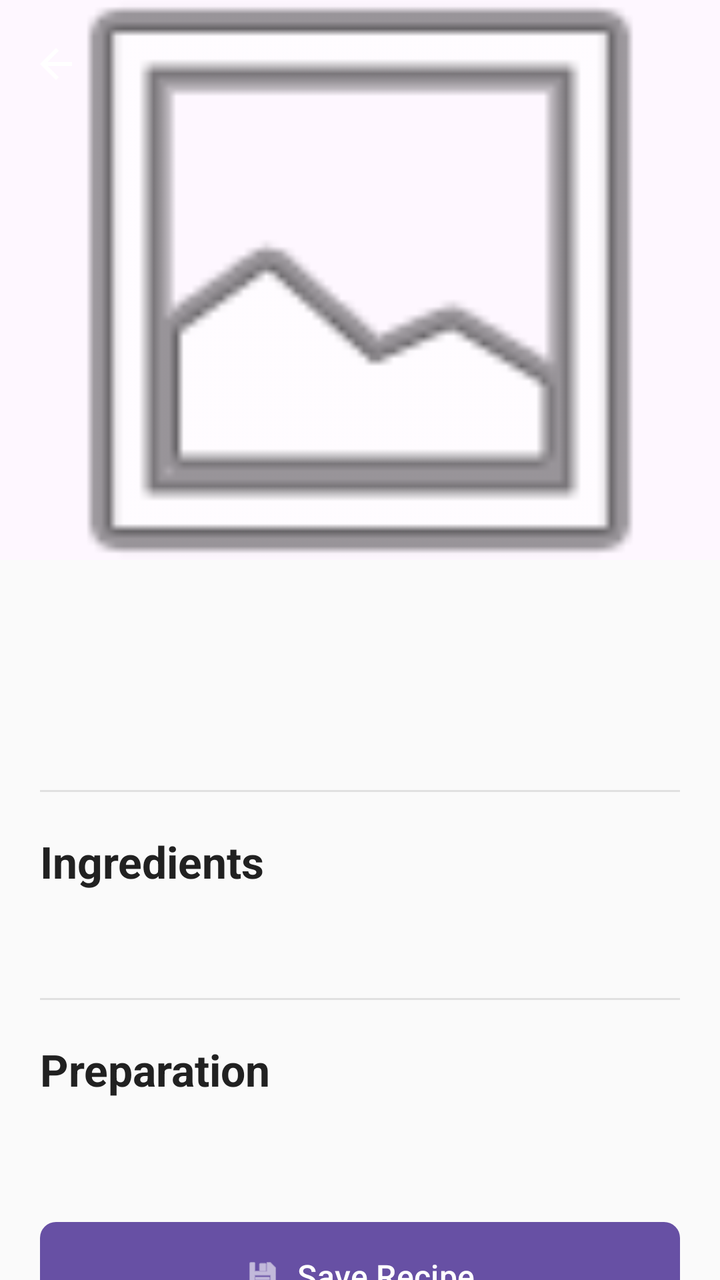
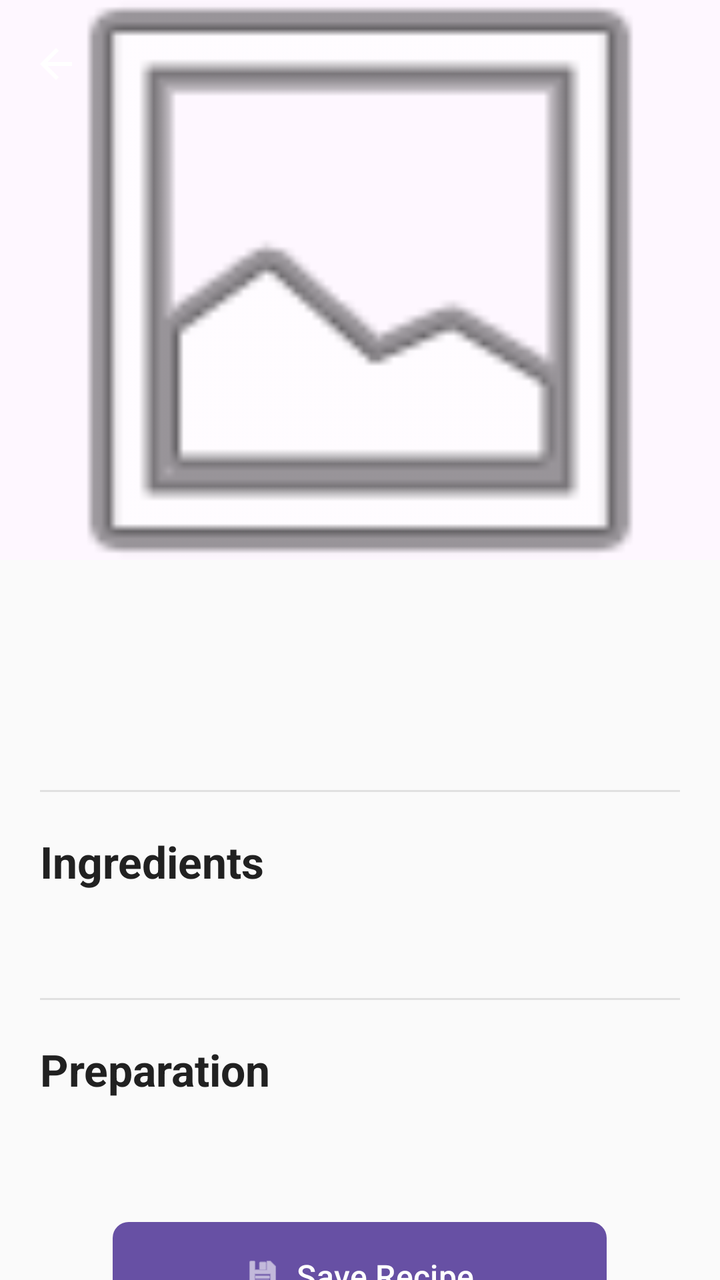

Two renders of the same Android screen: before a commit and after it. Below are the layout's source before the change and the commit's diff.
<!-- AndroidManifest.xml: application theme Theme.MyApplication_MainMenu1 -->
<!-- res/layout/activity_recipe_detail.xml -->
<?xml version="1.0" encoding="utf-8"?>
<androidx.coordinatorlayout.widget.CoordinatorLayout xmlns:android="http://schemas.android.com/apk/res/android"
    xmlns:app="http://schemas.android.com/apk/res-auto"
    android:layout_width="match_parent"
    android:layout_height="match_parent"
    android:background="@color/background">

    <com.google.android.material.appbar.AppBarLayout
        android:id="@+id/appBarLayout"
        android:layout_width="match_parent"
        android:layout_height="280dp"
        android:theme="@style/ThemeOverlay.AppCompat.Dark.ActionBar"
        android:elevation="0dp">

        <com.google.android.material.appbar.CollapsingToolbarLayout
            android:id="@+id/collapsingToolbar"
            android:layout_width="match_parent"
            android:layout_height="match_parent"
            app:contentScrim="?attr/colorPrimary"
            app:expandedTitleMarginStart="16dp"
            app:expandedTitleMarginBottom="16dp"
            app:collapsedTitleTextColor="@color/white"
            app:expandedTitleTextColor="@color/white"
            app:layout_scrollFlags="scroll|exitUntilCollapsed">

            <ImageView
                android:id="@+id/ivRecipe"
                android:layout_width="match_parent"
                android:layout_height="match_parent"
                android:scaleType="centerCrop"
                android:src="@android:drawable/ic_menu_gallery"
                android:contentDescription="Recipe image"
                app:layout_collapseMode="parallax" />

            <com.google.android.material.appbar.MaterialToolbar
                android:id="@+id/toolbar"
                android:layout_width="match_parent"
                android:layout_height="?attr/actionBarSize"
                app:titleTextColor="@color/white"
                app:navigationIcon="?attr/homeAsUpIndicator"
                app:navigationIconTint="@color/white"
                app:layout_collapseMode="pin" />

        </com.google.android.material.appbar.CollapsingToolbarLayout>

    </com.google.android.material.appbar.AppBarLayout>

    <androidx.core.widget.NestedScrollView
        android:layout_width="match_parent"
        android:layout_height="match_parent"
        app:layout_behavior="@string/appbar_scrolling_view_behavior">

        <LinearLayout
            android:layout_width="match_parent"
            android:layout_height="wrap_content"
            android:orientation="vertical"
            android:padding="20dp">

            <TextView
                android:id="@+id/tvTitle"
                android:layout_marginTop="8dp"
                android:textSize="28sp"
                android:textStyle="bold"
                android:textColor="@color/text_primary"
                android:layout_width="match_parent"
                android:layout_height="wrap_content"/>

            <TextView
                android:id="@+id/tvDesc"
                android:layout_marginTop="8dp"
                android:textSize="16sp"
                android:textColor="@color/text_secondary"
                android:layout_width="match_parent"
                android:layout_height="wrap_content"/>

            <View
                android:layout_width="match_parent"
                android:layout_height="1dp"
                android:background="@color/divider"
                android:layout_marginVertical="20dp" />

            <TextView
                android:layout_width="match_parent"
                android:layout_height="wrap_content"
                android:text="@string/ingredients"
                android:textSize="22sp"
                android:textStyle="bold"
                android:textColor="@color/text_primary" />

            <TextView
                android:id="@+id/tvIngredients"
                android:layout_marginTop="12dp"
                android:textSize="16sp"
                android:textColor="@color/text_primary"
                android:lineSpacingExtra="6dp"
                android:layout_width="match_parent"
                android:layout_height="wrap_content"/>

            <View
                android:layout_width="match_parent"
                android:layout_height="1dp"
                android:background="@color/divider"
                android:layout_marginVertical="20dp" />

            <TextView
                android:layout_width="match_parent"
                android:layout_height="wrap_content"
                android:text="@string/preparation"
                android:textSize="22sp"
                android:textStyle="bold"
                android:textColor="@color/text_primary" />

            <TextView
                android:id="@+id/tvSteps"
                android:layout_marginTop="12dp"
                android:textSize="16sp"
                android:textColor="@color/text_primary"
                android:lineSpacingExtra="8dp"
                android:layout_width="match_parent"
                android:layout_height="wrap_content"/>

            <com.google.android.material.button.MaterialButton
                android:id="@+id/btnSave"
                android:layout_marginTop="24dp"
                android:layout_width="match_parent"
                android:layout_height="wrap_content"
                android:text="@string/save_recipe"
                android:textSize="16sp"
                android:padding="16dp"
                app:icon="@android:drawable/ic_menu_save"
                app:iconGravity="textStart"
                app:cornerRadius="8dp" />

        </LinearLayout>

    </androidx.core.widget.NestedScrollView>

</androidx.coordinatorlayout.widget.CoordinatorLayout>
<!-- resources referenced by this layout -->
<resources>
  <color name="background">#FAFAFA</color>
  <color name="divider">#E0E0E0</color>
  <color name="text_primary">#212121</color>
  <color name="text_secondary">#757575</color>
  <color name="white">#FFFFFFFF</color>
  <string name="ingredients">Ingredients</string>
  <string name="preparation">Preparation</string>
  <string name="save_recipe">Save Recipe</string>
  <style name="Theme.MyApplication_MainMenu1" parent="Base.Theme.MyApplication_MainMenu1" />
  <style name="Base.Theme.MyApplication_MainMenu1" parent="Theme.Material3.DayNight.NoActionBar">
          
          
      </style>
</resources>

<!-- the commit's change to res/layout/activity_recipe_detail.xml (unified diff, before → after) -->
@@ -29,7 +29,7 @@
                 android:layout_height="match_parent"
                 android:scaleType="centerCrop"
                 android:src="@android:drawable/ic_menu_gallery"
-                android:contentDescription="Recipe image"
+                android:contentDescription="@string/recipe_image"
                 app:layout_collapseMode="parallax" />
 
             <com.google.android.material.appbar.MaterialToolbar
@@ -121,15 +121,17 @@
 
             <com.google.android.material.button.MaterialButton
                 android:id="@+id/btnSave"
+                android:layout_width="247dp"
+                android:layout_height="60dp"
                 android:layout_marginTop="24dp"
-                android:layout_width="match_parent"
-                android:layout_height="wrap_content"
+                android:layout_gravity="center_horizontal"
+                android:padding="16dp"
                 android:text="@string/save_recipe"
                 android:textSize="16sp"
-                android:padding="16dp"
+                app:cornerRadius="8dp"
                 app:icon="@android:drawable/ic_menu_save"
-                app:iconGravity="textStart"
-                app:cornerRadius="8dp" />
+                app:iconGravity="textStart" />
+
 
         </LinearLayout>
 
<!-- resource entries referenced after the edit -->
@@ -7,6 +7,7 @@
   <color name="white">#FFFFFFFF</color>
   <string name="ingredients">Ingredients</string>
   <string name="preparation">Preparation</string>
+  <string name="recipe_image">Recipe image</string>
   <string name="save_recipe">Save Recipe</string>
   <style name="Theme.MyApplication_MainMenu1" parent="Base.Theme.MyApplication_MainMenu1" />
   <style name="Base.Theme.MyApplication_MainMenu1" parent="Theme.Material3.DayNight.NoActionBar">
